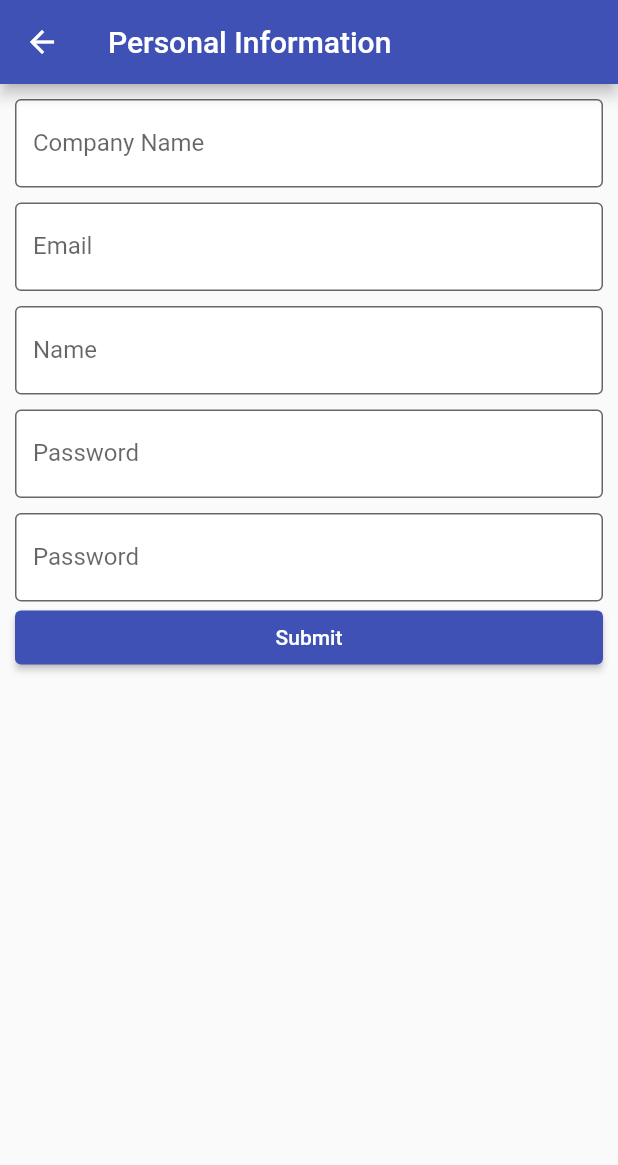
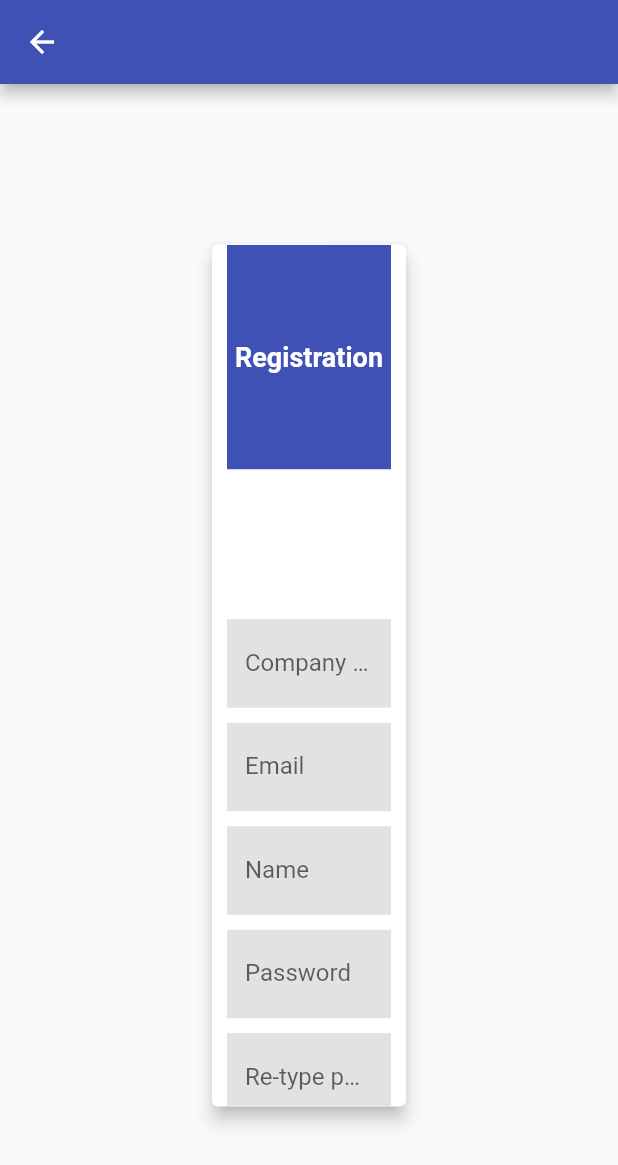
Before and after one commit to HasiruNMP/DotNet-WebAPI, a Flutter app: the Registration screen opened directly, on a phone screen of 412 x 824 dp. Shown: the top 1165 px of the screen. Run offline on Flutter 3.47's test engine with Material 2 defaults, Android fonts, the phone set to English and light mode, and no system bars; our stand-ins replace buttons_tabbar, cached_network_image, file_picker, geolocator, google_maps_flutter, group_button and 1 more; missing offline and left inert: dart:js, flutter_admin_scaffold, google_maps_flutter_web, latlng, map, twilio_phone_verify; accounts and stored records are empty; key blocks and very long unbroken strings in the code were emptied for the run.

Commit message:
Update registration.dart

```diff
--- a/slbfe_website/lib/views/registration.dart
+++ b/slbfe_website/lib/views/registration.dart
@@ -48,27 +48,53 @@ class _RegistrationState extends State<Registration> {
   @override
   Widget build(BuildContext context) {
     return Scaffold(
-      appBar: AppBar(
-        title: Text('Personal Information'),
+      appBar: AppBar(),
+      body: SafeArea(
+        child: Row(
+          children: [
+            Expanded(child: Container()),
+            Expanded(
+              child: Container(
+                margin: EdgeInsets.only(
+                  top: MediaQuery.of(context).size.height / 8,
+                  bottom: MediaQuery.of(context).size.height / 10,
                 ),
-      body: SafeArea(
+                child: Card(
+                  elevation: 5,
                   child: Form(
                     key: formKey,
                     child: Container(
                       margin: EdgeInsets.only(left: 10, right: 10),
                       child: ListView(
                         children: [
+                          Container(
+                            height: MediaQuery.of(context).size.height / 5.5,
+                            width: double.maxFinite,
+                            color: Colors.indigo,
+                            child: Center(
+                              child: Text(
+                                'Registration',
+                                style: TextStyle(
+                                    fontSize: 18,
+                                    fontWeight: FontWeight.bold,
+                                    color: Colors.white),
+                              ),
+                            ),
+                          ),
                           const SizedBox(
-                  height: 10,
+                            height: 100.0,
                           ),
                           TextFormField(
                             controller: CnameController,
-                  cursorColor: Colors.green,
-                  decoration: const InputDecoration(
+                            cursorColor: Colors.indigo,
+                            decoration: InputDecoration(
+                              errorStyle: const TextStyle(
+                                color: Colors.black,
+                              ),
                               filled: true,
-                    fillColor: Colors.white,
+                              fillColor: Colors.grey.withOpacity(0.3),
                               labelText: 'Company Name',
-                    border: OutlineInputBorder(),
+                              border: InputBorder.none,
                             ),
                             validator: (value) {
                               if (value!.isEmpty) {
@@ -82,12 +108,15 @@ class _RegistrationState extends State<Registration> {
                           ),
                           TextFormField(
                             controller: emailController,
-                  cursorColor: Colors.green,
-                  decoration: const InputDecoration(
+                            cursorColor: Colors.indigo,
+                            decoration: InputDecoration(
+                              errorStyle: const TextStyle(
+                                color: Colors.black,
+                              ),
                               filled: true,
-                    fillColor: Colors.white,
+                              fillColor: Colors.grey.withOpacity(0.3),
                               labelText: 'Email',
-                    border: OutlineInputBorder(),
+                              border: InputBorder.none,
                             ),
                             validator: (value) {
                               if (value!.isEmpty) {
@@ -101,12 +130,15 @@ class _RegistrationState extends State<Registration> {
                           ),
                           TextFormField(
                             controller: nameController,
-                  cursorColor: Colors.green,
-                  decoration: const InputDecoration(
+                            cursorColor: Colors.indigo,
+                            decoration: InputDecoration(
+                              errorStyle: const TextStyle(
+                                color: Colors.black,
+                              ),
                               filled: true,
-                    fillColor: Colors.white,
+                              fillColor: Colors.grey.withOpacity(0.3),
                               labelText: 'Name',
-                    border: OutlineInputBorder(),
+                              border: InputBorder.none,
                             ),
                             validator: (value) {
                               if (value!.isEmpty) {
@@ -121,16 +153,19 @@ class _RegistrationState extends State<Registration> {
                           TextFormField(
                             obscureText: true,
                             controller: passController,
-                  cursorColor: Colors.green,
-                  decoration: const InputDecoration(
+                            cursorColor: Colors.indigo,
+                            decoration: InputDecoration(
+                              errorStyle: const TextStyle(
+                                color: Colors.black,
+                              ),
                               filled: true,
-                    fillColor: Colors.white,
+                              fillColor: Colors.grey.withOpacity(0.3),
                               labelText: 'Password',
-                    border: OutlineInputBorder(),
+                              border: InputBorder.none,
                             ),
                             validator: (value) {
                               if (value!.isEmpty) {
-                      return 'Please enter profession';
+                                return 'Please enter password';
                               }
                               return null;
                             },
@@ -141,12 +176,15 @@ class _RegistrationState extends State<Registration> {
                           TextFormField(
                             obscureText: true,
                             controller: rpassController,
-                  cursorColor: Colors.green,
-                  decoration: const InputDecoration(
+                            cursorColor: Colors.indigo,
+                            decoration: InputDecoration(
+                              errorStyle: const TextStyle(
+                                color: Colors.black,
+                              ),
                               filled: true,
-                    fillColor: Colors.white,
-                    labelText: 'Password',
-                    border: OutlineInputBorder(),
+                              fillColor: Colors.grey.withOpacity(0.3),
+                              labelText: 'Re-type password',
+                              border: InputBorder.none,
                             ),
                             validator: (value) {
                               if (value!.isEmpty) {
@@ -157,7 +195,13 @@ class _RegistrationState extends State<Registration> {
                               return null;
                             },
                           ),
-                ElevatedButton(
+                          SizedBox(
+                            height: 30,
+                          ),
+                          Column(
+                            children: [
+                              Container(
+                                child: ElevatedButton(
                                   onPressed: () {
                                     if (formKey.currentState!.validate()) {
                                       SaveValues();
@@ -165,10 +209,21 @@ class _RegistrationState extends State<Registration> {
                                       return null;
                                   },
                                   child: Text('Submit'),
+                                ),
+                                height: 40,
+                                width: 100,
+                              ),
+                            ],
                           )
                         ],
                       ),
                     ),
+                  ),
+                ),
+              ),
+            ),
+            Expanded(child: Container()),
+          ],
         ),
       ),
     );
```
Lines whose indentation alone changed are shown as unchanged.
